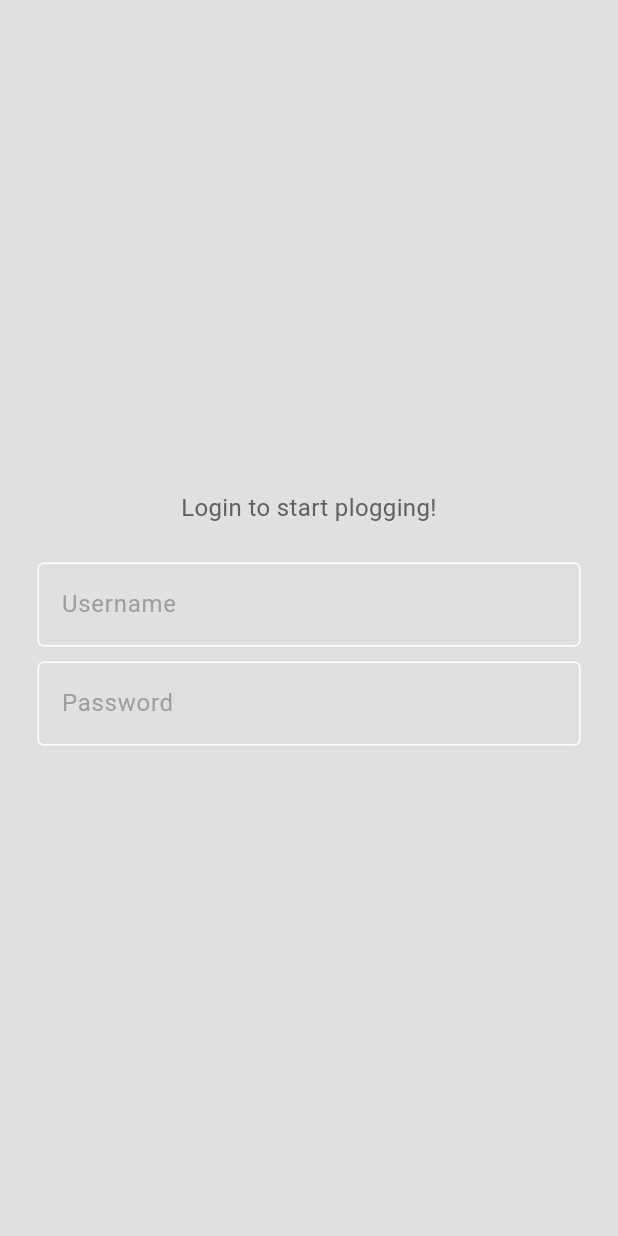
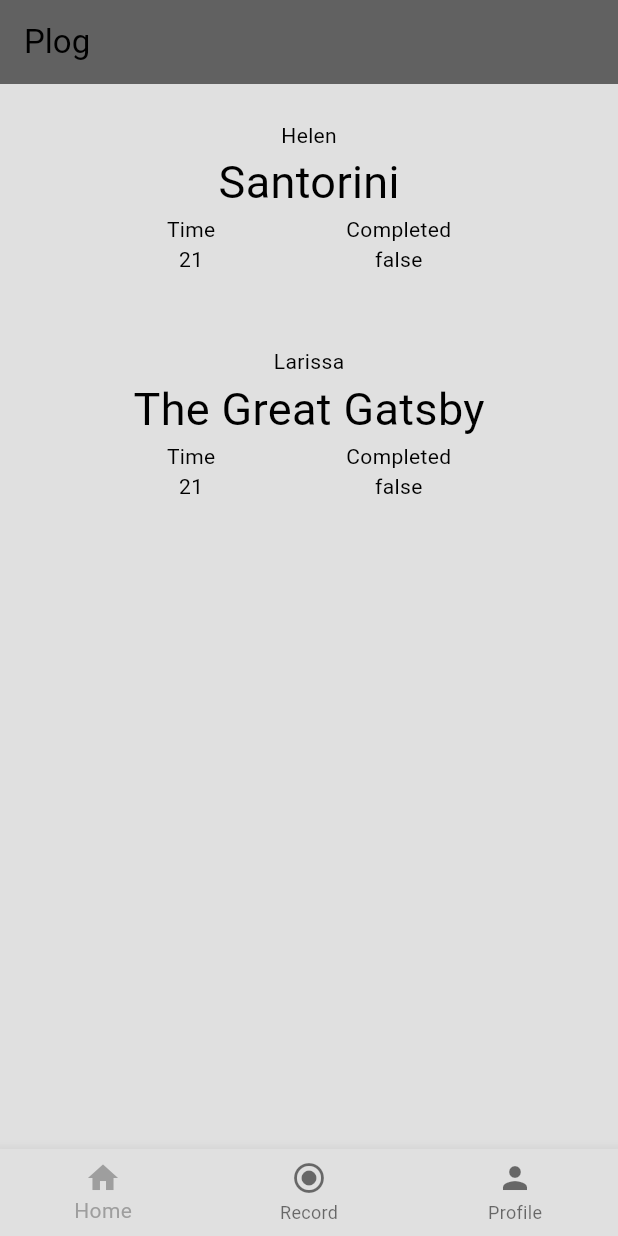
Before and after one commit to helen-yao/plog, a Flutter app: the screen it shows after launch, on a phone screen of 412 x 824 dp. Run offline on Flutter 3.47's test engine with Material 3 defaults, Android fonts, the phone set to English and light mode, and no system bars.

Commit message:
tested logic for login

```diff
--- a/lib/main.dart
+++ b/lib/main.dart
@@ -3,14 +3,15 @@
 import 'package:provider/provider.dart';
 
 import 'pages/login_page.dart';
+import 'pages/home_page.dart';
+import 'pages/profile_page.dart';
+import 'pages/record_page.dart';
 
 void main() {
-  runApp(
-    ChangeNotifierProvider(
-      create: (context) => ThemeProvider(),
-      child: const MyApp(),
-    )
-  );
+  runApp(ChangeNotifierProvider(
+    create: (context) => ThemeProvider(),
+    child: const MyApp(),
+  ));
 }
 
 class MyApp extends StatelessWidget {
@@ -21,8 +22,84 @@
   Widget build(BuildContext context) {
     return MaterialApp(
       title: 'Plog',
-      home: LoginPage(),
+      home: MyHomePage(title: 'Plog'),
       theme: Provider.of<ThemeProvider>(context).themeData,
     );
   }
 }
+
+class MyHomePage extends StatefulWidget {
+  const MyHomePage({super.key, required this.title});
+
+  // This widget is the home page of your application. It is stateful, meaning
+  // that it has a State object (defined below) that contains fields that affect
+  // how it looks.
+
+  // This class is the configuration for the state. It holds the values (in this
+  // case the title) provided by the parent (in this case the App widget) and
+  // used by the build method of the State. Fields in a Widget subclass are
+  // always marked "final".
+
+  final String title;
+
+  @override
+  State<MyHomePage> createState() => _MyHomePageState();
+}
+
+class _MyHomePageState extends State<MyHomePage> {
+  int _currentIndex = 0;
+  final List<Widget> _screens = [
+    HomeScreen(),
+    RecordScreen(),
+    ProfileScreen(),
+  ];
+  final loggedIn = true; // test variable!!
+
+  @override
+  Widget build(BuildContext context) {
+    // This method is rerun every time setState is called, for instance as done
+    // by the _incrementCounter method above.
+    //
+    // The Flutter framework has been optimized to make rerunning build methods
+    // fast, so that you can just rebuild anything that needs updating rather
+    // than having to individually change instances of widgets.
+    if (!loggedIn) {
+      return LoginPage();
+    } else {
+      return Scaffold(
+        appBar: AppBar(
+          // TRY THIS: Try changing the color here to a specific color (to
+          // Colors.amber, perhaps?) and trigger a hot reload to see the AppBar
+          // change color while the other colors stay the same.
+          backgroundColor: Theme.of(context).colorScheme.inversePrimary,
+          // Here we take the value from the MyHomePage object that was created by
+          // the App.build method, and use it to set our appbar title.
+          title: Text(widget.title),
+        ),
+        body: _screens[_currentIndex],
+        bottomNavigationBar: BottomNavigationBar(
+          currentIndex: _currentIndex,
+          onTap: (index) {
+            setState(() {
+              _currentIndex = index;
+            });
+          },
+          items: [
+            BottomNavigationBarItem(
+              icon: Icon(Icons.home),
+              label: 'Home',
+            ),
+            BottomNavigationBarItem(
+              icon: Icon(Icons.radio_button_checked),
+              label: 'Record',
+            ),
+            BottomNavigationBarItem(
+              icon: Icon(Icons.person),
+              label: 'Profile',
+            ),
+          ],
+        ),
+      );
+    }
+  }
+}
--- /dev/null
+++ b/lib/pages/home_page.dart
@@ -0,0 +1,74 @@
+import 'package:flutter/material.dart';
+
+class HomeScreen extends StatelessWidget {
+  final Map<int, dynamic> _userData = {
+    0: {
+      'name': 'Helen',
+      'time_elapsed': 21,
+      'completed': false,
+      'date': '12/1/2003',
+      'title': 'Santorini',
+      'description': 'The sky was really diffcult',
+      'pace': 200
+    },
+    1: {
+      'name': 'Larissa',
+      'time_elapsed': 21,
+      'completed': false,
+      'date': '1/5/2025',
+      'title': 'The Great Gatsby',
+      'description': 'Super fun puzzle',
+      'pace': 30
+    }
+  };
+
+  @override
+  Widget build(BuildContext context) {
+    return Scaffold(
+        body: SingleChildScrollView(
+      child: ListView.builder(
+        scrollDirection: Axis.vertical,
+        physics: ScrollPhysics(),
+        shrinkWrap: true,
+        itemCount: 2,
+        itemBuilder: (context, position) {
+          return Card(
+            elevation: 0,
+            shape: RoundedRectangleBorder(
+              borderRadius: BorderRadius.circular(0),
+            ),
+            child: Padding(
+                padding: const EdgeInsets.all(20.0),
+                // child: Text(
+                //   _userData[position]['name'].toString(),
+                //   style: TextStyle(fontSize: 22.0),
+                // ),
+                child: Column(
+                  children: [
+                    Text(_userData[position]['name'].toString()),
+                    Text("${_userData[position]['title']}",
+                        style: TextStyle(fontSize: 30)),
+                    Row(
+                      mainAxisAlignment: MainAxisAlignment.spaceEvenly,
+                      children: [
+                      Column(
+                        children: [
+                          Text("Time"),
+                          Text(_userData[position]['time_elapsed'].toString())
+                        ],
+                      ),
+                      Column(
+                        children: [
+                          Text("Completed"),
+                          Text(_userData[position]['completed'].toString())
+                        ],
+                      ),
+                    ]),
+                  ],
+                )),
+          );
+        },
+      ),
+    ));
+  }
+}
--- /dev/null
+++ b/lib/pages/profile_page.dart
@@ -0,0 +1,10 @@
+import 'package:flutter/material.dart';
+
+class ProfileScreen extends StatelessWidget {
+  @override
+  Widget build(BuildContext context) {
+    return Center(
+      child: Text('Profile screen'),
+    );
+  }
+}
--- /dev/null
+++ b/lib/pages/record_page.dart
@@ -0,0 +1,11 @@
+import 'package:flutter/material.dart';
+
+
+class RecordScreen extends StatelessWidget {
+  @override
+  Widget build(BuildContext context) {
+    return Center(
+      child: Text('Record screen'),
+    );
+  }
+}
```
